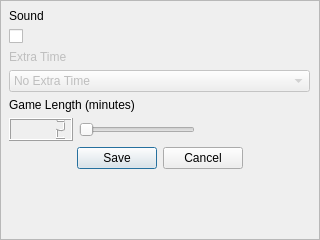
This is settingsFrame.ui in rochford/cutefootball as Qt 5 draws it before an edit. The edited form follows.
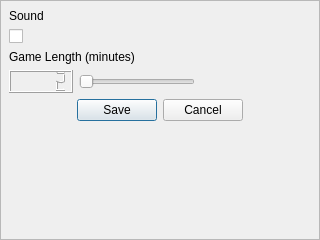
This is the edited form.

Patch:
```diff
--- a/settingsFrame.ui
+++ b/settingsFrame.ui
@@ -70,42 +70,6 @@
       </item>
      </layout>
     </item>
-    <item>
-     <layout class="QVBoxLayout" name="verticalLayout_4">
-      <item>
-       <widget class="QLabel" name="label_3">
-        <property name="enabled">
-         <bool>false</bool>
-        </property>
-        <property name="text">
-         <string>Extra Time</string>
-        </property>
-       </widget>
-      </item>
-      <item>
-       <widget class="QComboBox" name="extraTimeComboBox">
-        <property name="enabled">
-         <bool>false</bool>
-        </property>
-        <item>
-         <property name="text">
-          <string>No Extra Time</string>
-         </property>
-        </item>
-        <item>
-         <property name="text">
-          <string>Extra Time And Penalties</string>
-         </property>
-        </item>
-        <item>
-         <property name="text">
-          <string>Golden Goal</string>
-         </property>
-        </item>
-       </widget>
-      </item>
-     </layout>
-    </item>
     <item>
      <widget class="QLabel" name="label">
       <property name="text">
```
